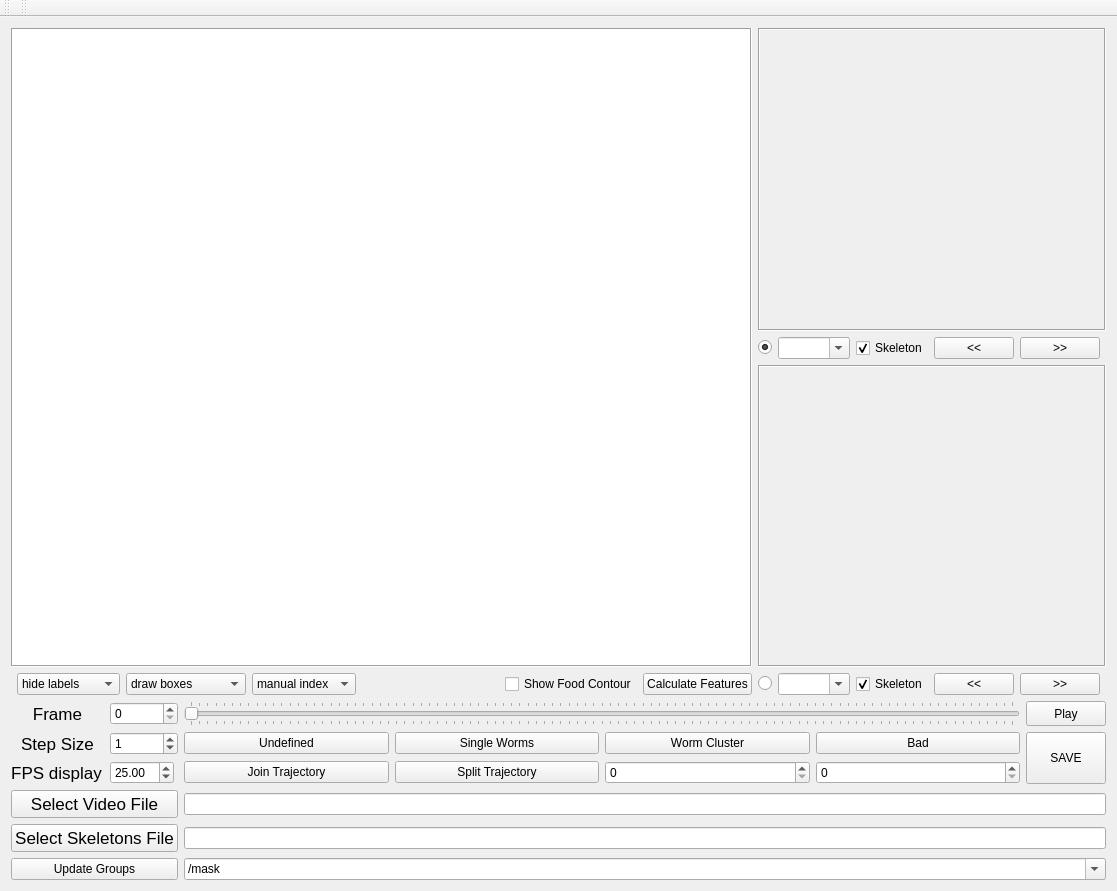
This is tierpsy/gui/QtDesignerFiles/MWTrackerViewer.ui in ver228/tierpsy-tracker as Qt 5 draws it before an edit. The edited form follows.
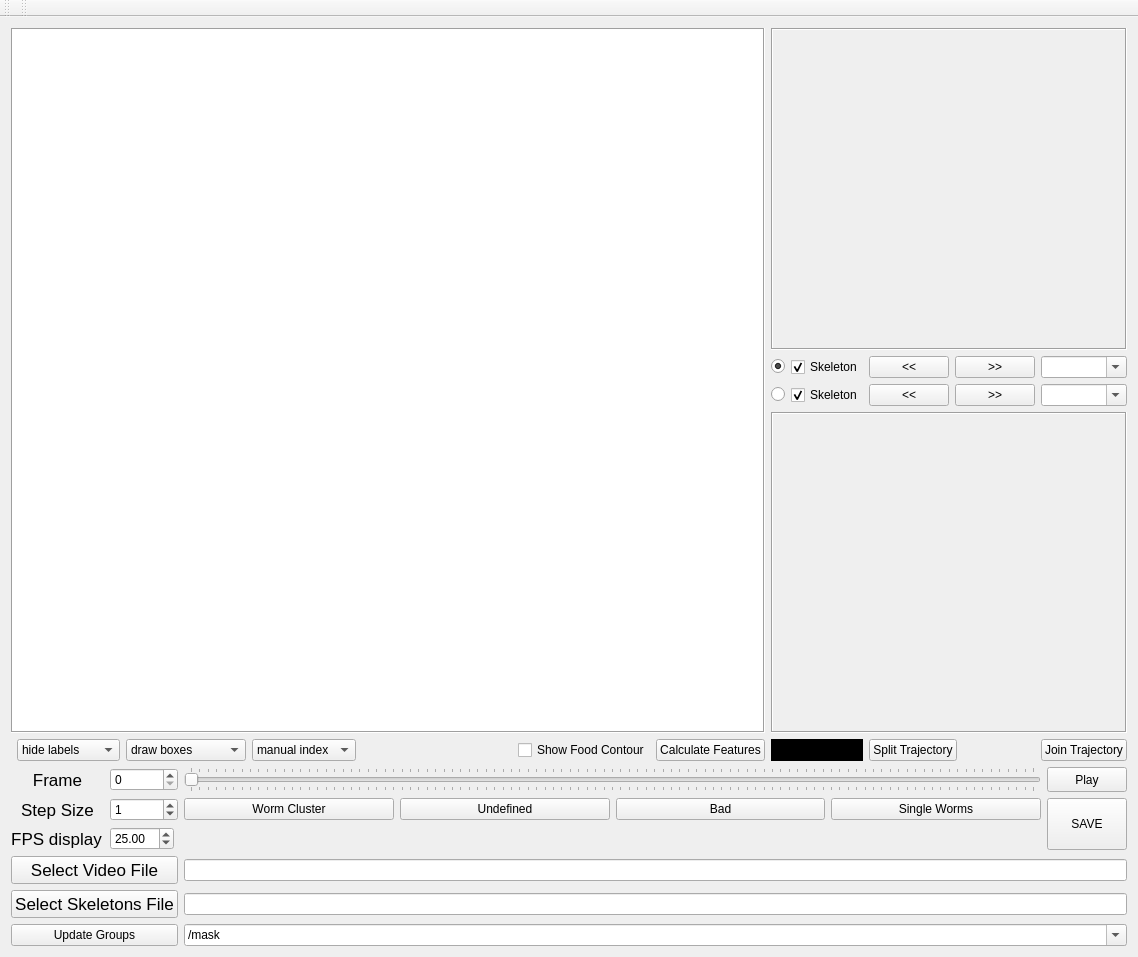
This is the edited form.

Commit message: add label for light pulses

The edit to the form file:
```diff
--- a/tierpsy/gui/QtDesignerFiles/MWTrackerViewer.ui
+++ b/tierpsy/gui/QtDesignerFiles/MWTrackerViewer.ui
@@ -6,8 +6,8 @@
    <rect>
     <x>0</x>
     <y>0</y>
-    <width>1117</width>
-    <height>891</height>
+    <width>1138</width>
+    <height>957</height>
    </rect>
   </property>
   <property name="sizePolicy">
@@ -28,72 +28,8 @@
    </property>
    <layout class="QGridLayout" name="gridLayout_4">
     <item row="1" column="0">
-     <layout class="QGridLayout" name="gridLayout">
-      <item row="0" column="1">
-       <widget class="QSpinBox" name="spinBox_frame"/>
-      </item>
-      <item row="3" column="3" colspan="5">
-       <widget class="QLineEdit" name="lineEdit_video">
-        <property name="text">
-         <string/>
-        </property>
-       </widget>
-      </item>
-      <item row="3" column="0" colspan="2">
-       <widget class="QPushButton" name="pushButton_video">
-        <property name="sizePolicy">
-         <sizepolicy hsizetype="Expanding" vsizetype="Fixed">
-          <horstretch>0</horstretch>
-          <verstretch>0</verstretch>
-         </sizepolicy>
-        </property>
-        <property name="font">
-         <font>
-          <pointsize>13</pointsize>
-         </font>
-        </property>
-        <property name="text">
-         <string>Select Video File</string>
-        </property>
-       </widget>
-      </item>
-      <item row="0" column="0">
-       <widget class="QLabel" name="label_frame">
-        <property name="font">
-         <font>
-          <pointsize>13</pointsize>
-         </font>
-        </property>
-        <property name="text">
-         <string>Frame</string>
-        </property>
-        <property name="alignment">
-         <set>Qt::AlignCenter</set>
-        </property>
-       </widget>
-      </item>
-      <item row="4" column="0" colspan="2">
-       <widget class="QPushButton" name="pushButton_skel">
-        <property name="sizePolicy">
-         <sizepolicy hsizetype="Expanding" vsizetype="Fixed">
-          <horstretch>0</horstretch>
-          <verstretch>0</verstretch>
-         </sizepolicy>
-        </property>
-        <property name="font">
-         <font>
-          <pointsize>13</pointsize>
-         </font>
-        </property>
-        <property name="text">
-         <string>Select Skeletons File</string>
-        </property>
-       </widget>
-      </item>
-      <item row="4" column="3" colspan="5">
-       <widget class="QLineEdit" name="lineEdit_skel"/>
-      </item>
-      <item row="0" column="7">
+     <layout class="QGridLayout" name="gridLayout" columnstretch="0,0,0,0,0,0,0,0,0,0" columnminimumwidth="0,0,0,0,0,0,0,0,0,0">
+      <item row="0" column="9">
        <widget class="QPushButton" name="playButton">
         <property name="sizePolicy">
          <sizepolicy hsizetype="Minimum" vsizetype="Minimum">
@@ -109,6 +45,58 @@
         </property>
        </widget>
       </item>
+      <item row="5" column="0" colspan="2">
+       <widget class="QPushButton" name="pushButton_h5groups">
+        <property name="text">
+         <string>Update Groups</string>
+        </property>
+       </widget>
+      </item>
+      <item row="0" column="1">
+       <widget class="QSpinBox" name="spinBox_frame"/>
+      </item>
+      <item row="1" column="8">
+       <widget class="QPushButton" name="pushButton_W">
+        <property name="text">
+         <string>Single Worms</string>
+        </property>
+       </widget>
+      </item>
+      <item row="1" column="7">
+       <widget class="QPushButton" name="pushButton_B">
+        <property name="text">
+         <string>Bad</string>
+        </property>
+       </widget>
+      </item>
+      <item row="1" column="5">
+       <widget class="QPushButton" name="pushButton_WS">
+        <property name="sizePolicy">
+         <sizepolicy hsizetype="Minimum" vsizetype="Fixed">
+          <horstretch>0</horstretch>
+          <verstretch>0</verstretch>
+         </sizepolicy>
+        </property>
+        <property name="text">
+         <string>Worm Cluster</string>
+        </property>
+       </widget>
+      </item>
+      <item row="1" column="0">
+       <widget class="QLabel" name="label_step">
+        <property name="font">
+         <font>
+          <pointsize>13</pointsize>
+         </font>
+        </property>
+        <property name="text">
+         <string>Step Size</string>
+        </property>
+        <property name="alignment">
+         <set>Qt::AlignCenter</set>
+        </property>
+       </widget>
+      </item>
       <item row="1" column="1">
        <widget class="QSpinBox" name="spinBox_step">
         <property name="maximum">
@@ -119,24 +107,16 @@
         </property>
        </widget>
       </item>
-      <item row="2" column="0">
-       <widget class="QLabel" name="label_fps">
+      <item row="1" column="9" rowspan="2">
+       <widget class="QPushButton" name="pushButton_save">
         <property name="sizePolicy">
-         <sizepolicy hsizetype="Maximum" vsizetype="Preferred">
+         <sizepolicy hsizetype="Maximum" vsizetype="Minimum">
           <horstretch>0</horstretch>
           <verstretch>0</verstretch>
          </sizepolicy>
         </property>
-        <property name="font">
-         <font>
-          <pointsize>13</pointsize>
-         </font>
-        </property>
         <property name="text">
-         <string>FPS display</string>
-        </property>
-        <property name="alignment">
-         <set>Qt::AlignCenter</set>
+         <string>SAVE</string>
         </property>
        </widget>
       </item>
@@ -156,7 +136,115 @@
         </property>
        </widget>
       </item>
-      <item row="5" column="3" colspan="5">
+      <item row="0" column="0">
+       <widget class="QLabel" name="label_frame">
+        <property name="font">
+         <font>
+          <pointsize>13</pointsize>
+         </font>
+        </property>
+        <property name="text">
+         <string>Frame</string>
+        </property>
+        <property name="alignment">
+         <set>Qt::AlignCenter</set>
+        </property>
+       </widget>
+      </item>
+      <item row="4" column="0" colspan="2">
+       <widget class="QPushButton" name="pushButton_skel">
+        <property name="sizePolicy">
+         <sizepolicy hsizetype="Expanding" vsizetype="Fixed">
+          <horstretch>0</horstretch>
+          <verstretch>0</verstretch>
+         </sizepolicy>
+        </property>
+        <property name="font">
+         <font>
+          <pointsize>13</pointsize>
+         </font>
+        </property>
+        <property name="text">
+         <string>Select Skeletons File</string>
+        </property>
+       </widget>
+      </item>
+      <item row="3" column="0" colspan="2">
+       <widget class="QPushButton" name="pushButton_video">
+        <property name="sizePolicy">
+         <sizepolicy hsizetype="Expanding" vsizetype="Fixed">
+          <horstretch>0</horstretch>
+          <verstretch>0</verstretch>
+         </sizepolicy>
+        </property>
+        <property name="font">
+         <font>
+          <pointsize>13</pointsize>
+         </font>
+        </property>
+        <property name="text">
+         <string>Select Video File</string>
+        </property>
+       </widget>
+      </item>
+      <item row="2" column="0">
+       <widget class="QLabel" name="label_fps">
+        <property name="sizePolicy">
+         <sizepolicy hsizetype="Maximum" vsizetype="Preferred">
+          <horstretch>0</horstretch>
+          <verstretch>0</verstretch>
+         </sizepolicy>
+        </property>
+        <property name="font">
+         <font>
+          <pointsize>13</pointsize>
+         </font>
+        </property>
+        <property name="text">
+         <string>FPS display</string>
+        </property>
+        <property name="alignment">
+         <set>Qt::AlignCenter</set>
+        </property>
+       </widget>
+      </item>
+      <item row="1" column="6">
+       <widget class="QPushButton" name="pushButton_U">
+        <property name="sizePolicy">
+         <sizepolicy hsizetype="Minimum" vsizetype="Fixed">
+          <horstretch>0</horstretch>
+          <verstretch>0</verstretch>
+         </sizepolicy>
+        </property>
+        <property name="text">
+         <string>Undefined</string>
+        </property>
+       </widget>
+      </item>
+      <item row="2" column="5" colspan="4">
+       <spacer name="horizontalSpacer">
+        <property name="orientation">
+         <enum>Qt::Horizontal</enum>
+        </property>
+        <property name="sizeHint" stdset="0">
+         <size>
+          <width>40</width>
+          <height>20</height>
+         </size>
+        </property>
+       </spacer>
+      </item>
+      <item row="3" column="5" colspan="5">
+       <widget class="QLineEdit" name="lineEdit_video">
+        <property name="text">
+         <string/>
+        </property>
+       </widget>
+      </item>
+      <item row="4" column="5" colspan="5">
+       <widget class="QLineEdit" name="lineEdit_skel"/>
+      </item>
+      <item row="5" column="5" colspan="5">
        <widget class="QComboBox" name="comboBox_h5path">
         <property name="editable">
          <bool>true</bool>
@@ -173,101 +261,7 @@
         </item>
        </widget>
       </item>
-      <item row="1" column="0">
-       <widget class="QLabel" name="label_step">
-        <property name="font">
-         <font>
-          <pointsize>13</pointsize>
-         </font>
-        </property>
-        <property name="text">
-         <string>Step Size</string>
-        </property>
-        <property name="alignment">
-         <set>Qt::AlignCenter</set>
-        </property>
-       </widget>
-      </item>
-      <item row="2" column="5">
-       <widget class="QSpinBox" name="spinBox_join1">
-        <property name="maximum">
-         <number>999999999</number>
-        </property>
-        <property name="showGroupSeparator" stdset="0">
-         <bool>false</bool>
-        </property>
-       </widget>
-      </item>
-      <item row="2" column="6">
-       <widget class="QSpinBox" name="spinBox_join2">
-        <property name="maximum">
-         <number>999999999</number>
-        </property>
-       </widget>
-      </item>
-      <item row="2" column="3">
-       <widget class="QPushButton" name="pushButton_join">
-        <property name="text">
-         <string>Join Trajectory</string>
-        </property>
-       </widget>
-      </item>
-      <item row="2" column="4">
-       <widget class="QPushButton" name="pushButton_split">
-        <property name="text">
-         <string>Split Trajectory</string>
-        </property>
-       </widget>
-      </item>
-      <item row="1" column="7" rowspan="2">
-       <widget class="QPushButton" name="pushButton_save">
-        <property name="sizePolicy">
-         <sizepolicy hsizetype="Maximum" vsizetype="Minimum">
-          <horstretch>0</horstretch>
-          <verstretch>0</verstretch>
-         </sizepolicy>
-        </property>
-        <property name="text">
-         <string>SAVE</string>
-        </property>
-       </widget>
-      </item>
-      <item row="1" column="3">
-       <widget class="QPushButton" name="pushButton_U">
-        <property name="text">
-         <string>Undefined</string>
-        </property>
-       </widget>
-      </item>
-      <item row="1" column="4">
-       <widget class="QPushButton" name="pushButton_W">
-        <property name="text">
-         <string>Single Worms</string>
-        </property>
-       </widget>
-      </item>
-      <item row="1" column="5">
-       <widget class="QPushButton" name="pushButton_WS">
-        <property name="text">
-         <string>Worm Cluster</string>
-        </property>
-       </widget>
-      </item>
-      <item row="1" column="6">
-       <widget class="QPushButton" name="pushButton_B">
-        <property name="text">
-         <string>Bad</string>
-        </property>
-       </widget>
-      </item>
-      <item row="5" column="0" colspan="2">
-       <widget class="QPushButton" name="pushButton_h5groups">
-        <property name="text">
-         <string>Update Groups</string>
-        </property>
-       </widget>
-      </item>
-      <item row="0" column="3" colspan="4">
+      <item row="0" column="5" colspan="4">
        <widget class="QSlider" name="imageSlider">
         <property name="sizePolicy">
          <sizepolicy hsizetype="Expanding" vsizetype="Fixed">
@@ -308,67 +302,43 @@
       <property name="sizeConstraint">
        <enum>QLayout::SetMinimumSize</enum>
       </property>
-      <item row="0" column="8" colspan="6">
-       <widget class="QLabel" name="wormCanvas1">
-        <property name="sizePolicy">
-         <sizepolicy hsizetype="Ignored" vsizetype="Ignored">
-          <horstretch>0</horstretch>
-          <verstretch>0</verstretch>
-         </sizepolicy>
-        </property>
-        <property name="frameShape">
-         <enum>QFrame::Box</enum>
-        </property>
-        <property name="frameShadow">
-         <enum>QFrame::Sunken</enum>
-        </property>
-        <property name="text">
-         <string/>
-        </property>
-       </widget>
-      </item>
-      <item row="1" column="10">
-       <widget class="QCheckBox" name="checkBox_ROI1">
-        <property name="text">
-         <string>Skeleton</string>
-        </property>
-        <property name="checked">
-         <bool>true</bool>
-        </property>
-       </widget>
-      </item>
-      <item row="1" column="11">
-       <widget class="QPushButton" name="pushButton_ROI1_RW">
-        <property name="text">
-         <string>&lt;&lt;</string>
-        </property>
-       </widget>
-      </item>
-      <item row="3" column="11">
+      <item row="2" column="15">
        <widget class="QPushButton" name="pushButton_ROI2_RW">
+        <property name="sizePolicy">
+         <sizepolicy hsizetype="Fixed" vsizetype="Fixed">
+          <horstretch>0</horstretch>
+          <verstretch>0</verstretch>
+         </sizepolicy>
+        </property>
         <property name="text">
          <string>&lt;&lt;</string>
         </property>
        </widget>
       </item>
-      <item row="3" column="12">
+      <item row="4" column="6">
+       <widget class="QCheckBox" name="checkBox_showFood">
+        <property name="text">
+         <string>Show Food Contour</string>
+        </property>
+       </widget>
+      </item>
+      <item row="2" column="16">
        <widget class="QPushButton" name="pushButton_ROI2_FF">
+        <property name="sizePolicy">
+         <sizepolicy hsizetype="Fixed" vsizetype="Fixed">
+          <horstretch>0</horstretch>
+          <verstretch>0</verstretch>
+         </sizepolicy>
+        </property>
         <property name="text">
          <string>&gt;&gt;</string>
         </property>
        </widget>
       </item>
-      <item row="3" column="9">
-       <widget class="QComboBox" name="comboBox_ROI2">
-        <property name="editable">
-         <bool>true</bool>
-        </property>
-       </widget>
-      </item>
-      <item row="0" column="0" rowspan="3" colspan="8">
+      <item row="0" column="0" rowspan="4" colspan="8">
        <widget class="QGraphicsView" name="mainGraphicsView">
         <property name="sizePolicy">
-         <sizepolicy hsizetype="Ignored" vsizetype="Minimum">
+         <sizepolicy hsizetype="Ignored" vsizetype="MinimumExpanding">
           <horstretch>0</horstretch>
           <verstretch>0</verstretch>
          </sizepolicy>
@@ -396,41 +366,7 @@
         </property>
        </widget>
       </item>
-      <item row="1" column="9">
-       <widget class="QComboBox" name="comboBox_ROI1">
-        <property name="editable">
-         <bool>true</bool>
-        </property>
-       </widget>
-      </item>
-      <item row="1" column="12">
-       <widget class="QPushButton" name="pushButton_ROI1_FF">
-        <property name="sizePolicy">
-         <sizepolicy hsizetype="Maximum" vsizetype="Fixed">
-          <horstretch>0</horstretch>
-          <verstretch>0</verstretch>
-         </sizepolicy>
-        </property>
-        <property name="text">
-         <string>&gt;&gt;</string>
-        </property>
-       </widget>
-      </item>
-      <item row="3" column="3">
-       <widget class="QComboBox" name="comboBox_labelType">
-        <item>
-         <property name="text">
-          <string>manual index</string>
-         </property>
-        </item>
-        <item>
-         <property name="text">
-          <string>auto index</string>
-         </property>
-        </item>
-       </widget>
-      </item>
-      <item row="3" column="1">
+      <item row="4" column="1">
        <widget class="QComboBox" name="comboBox_showLabels">
         <item>
          <property name="text">
@@ -449,7 +385,109 @@
         </item>
        </widget>
       </item>
-      <item row="3" column="2">
+      <item row="1" column="11">
+       <widget class="QRadioButton" name="radioButton_ROI1">
+        <property name="text">
+         <string/>
+        </property>
+        <property name="checked">
+         <bool>true</bool>
+        </property>
+       </widget>
+      </item>
+      <item row="1" column="15">
+       <widget class="QPushButton" name="pushButton_ROI1_RW">
+        <property name="sizePolicy">
+         <sizepolicy hsizetype="Fixed" vsizetype="Fixed">
+          <horstretch>0</horstretch>
+          <verstretch>0</verstretch>
+         </sizepolicy>
+        </property>
+        <property name="text">
+         <string>&lt;&lt;</string>
+        </property>
+       </widget>
+      </item>
+      <item row="2" column="11">
+       <widget class="QRadioButton" name="radioButton_ROI2">
+        <property name="text">
+         <string/>
+        </property>
+       </widget>
+      </item>
+      <item row="4" column="3">
+       <widget class="QComboBox" name="comboBox_labelType">
+        <item>
+         <property name="text">
+          <string>manual index</string>
+         </property>
+        </item>
+        <item>
+         <property name="text">
+          <string>auto index</string>
+         </property>
+        </item>
+       </widget>
+      </item>
+      <item row="0" column="11" colspan="7">
+       <widget class="QLabel" name="wormCanvas1">
+        <property name="sizePolicy">
+         <sizepolicy hsizetype="Ignored" vsizetype="Ignored">
+          <horstretch>0</horstretch>
+          <verstretch>0</verstretch>
+         </sizepolicy>
+        </property>
+        <property name="frameShape">
+         <enum>QFrame::Box</enum>
+        </property>
+        <property name="frameShadow">
+         <enum>QFrame::Sunken</enum>
+        </property>
+        <property name="text">
+         <string/>
+        </property>
+       </widget>
+      </item>
+      <item row="3" column="11" colspan="7">
+       <widget class="QLabel" name="wormCanvas2">
+        <property name="sizePolicy">
+         <sizepolicy hsizetype="Ignored" vsizetype="Ignored">
+          <horstretch>0</horstretch>
+          <verstretch>0</verstretch>
+         </sizepolicy>
+        </property>
+        <property name="frameShape">
+         <enum>QFrame::Box</enum>
+        </property>
+        <property name="frameShadow">
+         <enum>QFrame::Sunken</enum>
+        </property>
+        <property name="text">
+         <string/>
+        </property>
+       </widget>
+      </item>
+      <item row="1" column="16">
+       <widget class="QPushButton" name="pushButton_ROI1_FF">
+        <property name="sizePolicy">
+         <sizepolicy hsizetype="Fixed" vsizetype="Fixed">
+          <horstretch>0</horstretch>
+          <verstretch>0</verstretch>
+         </sizepolicy>
+        </property>
+        <property name="text">
+         <string>&gt;&gt;</string>
+        </property>
+       </widget>
+      </item>
+      <item row="4" column="7">
+       <widget class="QPushButton" name="pushButton_feats">
+        <property name="text">
+         <string>Calculate Features</string>
+        </property>
+       </widget>
+      </item>
+      <item row="4" column="2">
        <widget class="QComboBox" name="comboBox_drawType">
         <item>
          <property name="text">
@@ -463,53 +501,7 @@
         </item>
        </widget>
       </item>
-      <item row="3" column="8">
-       <widget class="QRadioButton" name="radioButton_ROI2">
-        <property name="text">
-         <string/>
-        </property>
-       </widget>
-      </item>
-      <item row="3" column="10">
-       <widget class="QCheckBox" name="checkBox_ROI2">
-        <property name="text">
-         <string>Skeleton</string>
-        </property>
-        <property name="checked">
-         <bool>true</bool>
-        </property>
-       </widget>
-      </item>
-      <item row="2" column="8" colspan="6">
-       <widget class="QLabel" name="wormCanvas2">
-        <property name="sizePolicy">
-         <sizepolicy hsizetype="Ignored" vsizetype="Ignored">
-          <horstretch>0</horstretch>
-          <verstretch>0</verstretch>
-         </sizepolicy>
-        </property>
-        <property name="frameShape">
-         <enum>QFrame::Box</enum>
-        </property>
-        <property name="frameShadow">
-         <enum>QFrame::Sunken</enum>
-        </property>
-        <property name="text">
-         <string/>
-        </property>
-       </widget>
-      </item>
-      <item row="1" column="8">
-       <widget class="QRadioButton" name="radioButton_ROI1">
-        <property name="text">
-         <string/>
-        </property>
-        <property name="checked">
-         <bool>true</bool>
-        </property>
-       </widget>
-      </item>
-      <item row="3" column="5">
+      <item row="4" column="5">
        <spacer name="horizontalSpacer_2">
         <property name="orientation">
          <enum>Qt::Horizontal</enum>
@@ -525,17 +517,73 @@
         </property>
        </spacer>
       </item>
-      <item row="3" column="7">
-       <widget class="QPushButton" name="pushButton_feats">
+      <item row="1" column="17">
+       <widget class="QComboBox" name="comboBox_ROI1">
+        <property name="editable">
+         <bool>true</bool>
+        </property>
+       </widget>
+      </item>
+      <item row="2" column="17">
+       <widget class="QComboBox" name="comboBox_ROI2">
+        <property name="editable">
+         <bool>true</bool>
+        </property>
+       </widget>
+      </item>
+      <item row="4" column="17">
+       <widget class="QPushButton" name="pushButton_join">
         <property name="text">
-         <string>Calculate Features</string>
+         <string>Join Trajectory</string>
         </property>
        </widget>
       </item>
-      <item row="3" column="6">
-       <widget class="QCheckBox" name="checkBox_showFood">
+      <item row="1" column="12" colspan="3">
+       <widget class="QCheckBox" name="checkBox_ROI1">
         <property name="text">
-         <string>Show Food Contour</string>
+         <string>Skeleton</string>
+        </property>
+        <property name="checked">
+         <bool>true</bool>
+        </property>
+       </widget>
+      </item>
+      <item row="2" column="12" colspan="3">
+       <widget class="QCheckBox" name="checkBox_ROI2">
+        <property name="text">
+         <string>Skeleton</string>
+        </property>
+        <property name="checked">
+         <bool>true</bool>
+        </property>
+       </widget>
+      </item>
+      <item row="4" column="11" colspan="4">
+       <widget class="QLabel" name="intensity_label">
+        <property name="sizePolicy">
+         <sizepolicy hsizetype="Preferred" vsizetype="Preferred">
+          <horstretch>0</horstretch>
+          <verstretch>0</verstretch>
+         </sizepolicy>
+        </property>
+        <property name="styleSheet">
+         <string notr="true">QLabel {background-color: #000000;}</string>
+        </property>
+        <property name="text">
+         <string/>
+        </property>
+       </widget>
+      </item>
+      <item row="4" column="15" colspan="2">
+       <widget class="QPushButton" name="pushButton_split">
+        <property name="sizePolicy">
+         <sizepolicy hsizetype="Fixed" vsizetype="Fixed">
+          <horstretch>0</horstretch>
+          <verstretch>0</verstretch>
+         </sizepolicy>
+        </property>
+        <property name="text">
+         <string>Split Trajectory</string>
         </property>
        </widget>
       </item>
```
Left out of the diff: 2 changed lines with no effect on the pictures. The commit also changes 2 other files.
